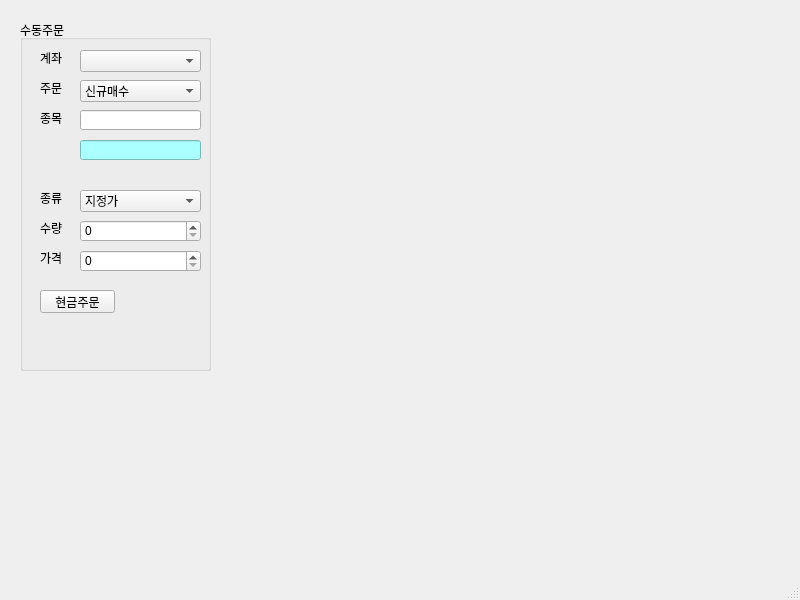
Above: pytrader.ui from jkkim74/PyTrader before the change. Below: the same form after it.
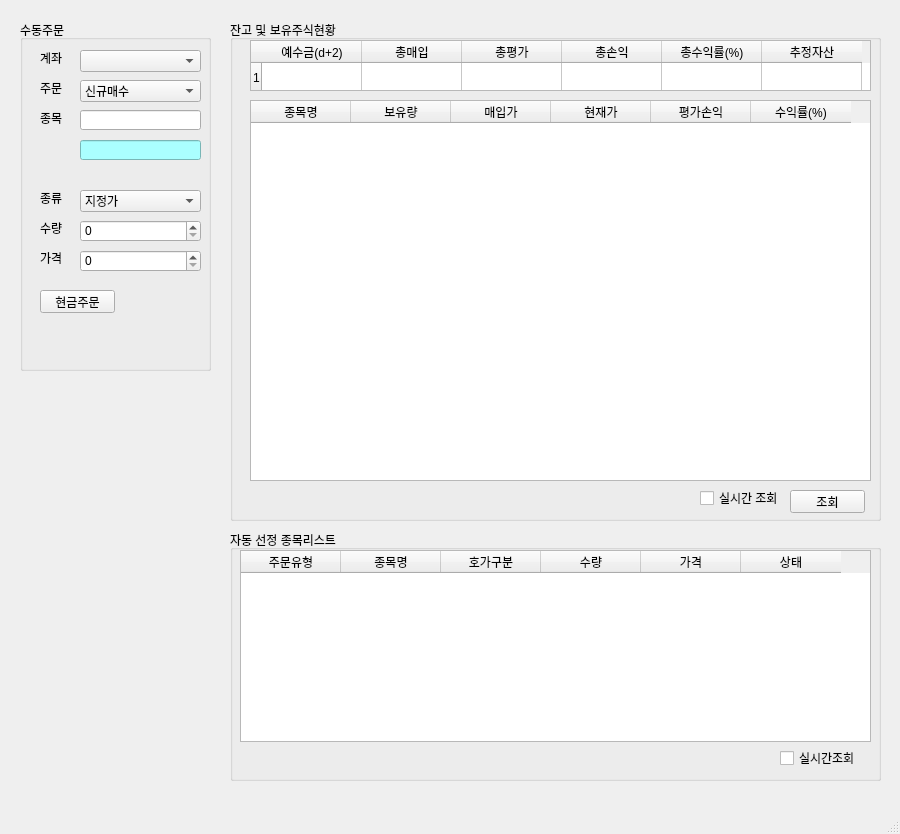
That is the form after the change.

Diff of the .ui file:
```diff
--- a/pytrader.ui
+++ b/pytrader.ui
@@ -6,8 +6,8 @@
    <rect>
     <x>0</x>
     <y>0</y>
-    <width>800</width>
-    <height>600</height>
+    <width>900</width>
+    <height>834</height>
    </rect>
   </property>
   <property name="windowTitle">
@@ -230,6 +230,211 @@
      </property>
     </widget>
    </widget>
+   <widget class="QGroupBox" name="groupBox_2">
+    <property name="geometry">
+     <rect>
+      <x>230</x>
+      <y>20</y>
+      <width>651</width>
+      <height>501</height>
+     </rect>
+    </property>
+    <property name="title">
+     <string>잔고 및 보유주식현황</string>
+    </property>
+    <widget class="QTableWidget" name="tableWidget">
+     <property name="geometry">
+      <rect>
+       <x>20</x>
+       <y>20</y>
+       <width>621</width>
+       <height>51</height>
+      </rect>
+     </property>
+     <property name="rowCount">
+      <number>1</number>
+     </property>
+     <attribute name="horizontalHeaderMinimumSectionSize">
+      <number>20</number>
+     </attribute>
+     <attribute name="horizontalHeaderShowSortIndicator" stdset="0">
+      <bool>false</bool>
+     </attribute>
+     <attribute name="verticalHeaderMinimumSectionSize">
+      <number>19</number>
+     </attribute>
+     <row/>
+     <column>
+      <property name="text">
+       <string>예수금(d+2)</string>
+      </property>
+      <property name="background">
+       <color>
+        <red>222</red>
+        <green>222</green>
+        <blue>222</blue>
+       </color>
+      </property>
+     </column>
+     <column>
+      <property name="text">
+       <string>총매입</string>
+      </property>
+     </column>
+     <column>
+      <property name="text">
+       <string>총평가</string>
+      </property>
+     </column>
+     <column>
+      <property name="text">
+       <string>총손익</string>
+      </property>
+     </column>
+     <column>
+      <property name="text">
+       <string>총수익률(%)</string>
+      </property>
+     </column>
+     <column>
+      <property name="text">
+       <string>추정자산</string>
+      </property>
+     </column>
+    </widget>
+    <widget class="QTableWidget" name="tableWidget_2">
+     <property name="geometry">
+      <rect>
+       <x>20</x>
+       <y>80</y>
+       <width>621</width>
+       <height>381</height>
+      </rect>
+     </property>
+     <column>
+      <property name="text">
+       <string>종목명</string>
+      </property>
+     </column>
+     <column>
+      <property name="text">
+       <string>보유량</string>
+      </property>
+     </column>
+     <column>
+      <property name="text">
+       <string>매입가</string>
+      </property>
+     </column>
+     <column>
+      <property name="text">
+       <string>현재가</string>
+      </property>
+     </column>
+     <column>
+      <property name="text">
+       <string>평가손익</string>
+      </property>
+     </column>
+     <column>
+      <property name="text">
+       <string>수익률(%)</string>
+      </property>
+     </column>
+    </widget>
+    <widget class="QCheckBox" name="checkBox">
+     <property name="geometry">
+      <rect>
+       <x>470</x>
+       <y>470</y>
+       <width>81</width>
+       <height>16</height>
+      </rect>
+     </property>
+     <property name="text">
+      <string>실시간 조회</string>
+     </property>
+    </widget>
+    <widget class="QPushButton" name="pushButton_2">
+     <property name="geometry">
+      <rect>
+       <x>560</x>
+       <y>470</y>
+       <width>75</width>
+       <height>23</height>
+      </rect>
+     </property>
+     <property name="text">
+      <string>조회</string>
+     </property>
+    </widget>
+   </widget>
+   <widget class="QGroupBox" name="groupBox_3">
+    <property name="geometry">
+     <rect>
+      <x>230</x>
+      <y>530</y>
+      <width>651</width>
+      <height>251</height>
+     </rect>
+    </property>
+    <property name="title">
+     <string>자동 선정 종목리스트</string>
+    </property>
+    <widget class="QTableWidget" name="tableWidget_3">
+     <property name="geometry">
+      <rect>
+       <x>10</x>
+       <y>20</y>
+       <width>631</width>
+       <height>192</height>
+      </rect>
+     </property>
+     <column>
+      <property name="text">
+       <string>주문유형</string>
+      </property>
+     </column>
+     <column>
+      <property name="text">
+       <string>종목명</string>
+      </property>
+     </column>
+     <column>
+      <property name="text">
+       <string>호가구분</string>
+      </property>
+     </column>
+     <column>
+      <property name="text">
+       <string>수량</string>
+      </property>
+     </column>
+     <column>
+      <property name="text">
+       <string>가격</string>
+      </property>
+     </column>
+     <column>
+      <property name="text">
+       <string>상태</string>
+      </property>
+     </column>
+    </widget>
+    <widget class="QCheckBox" name="checkBox_2">
+     <property name="geometry">
+      <rect>
+       <x>550</x>
+       <y>220</y>
+       <width>81</width>
+       <height>16</height>
+      </rect>
+     </property>
+     <property name="text">
+      <string>실시간조회</string>
+     </property>
+    </widget>
+   </widget>
   </widget>
   <widget class="QMenuBar" name="menubar">
    <property name="geometry">
```
Left out of the diff: 2 changed lines with no effect on the pictures.
